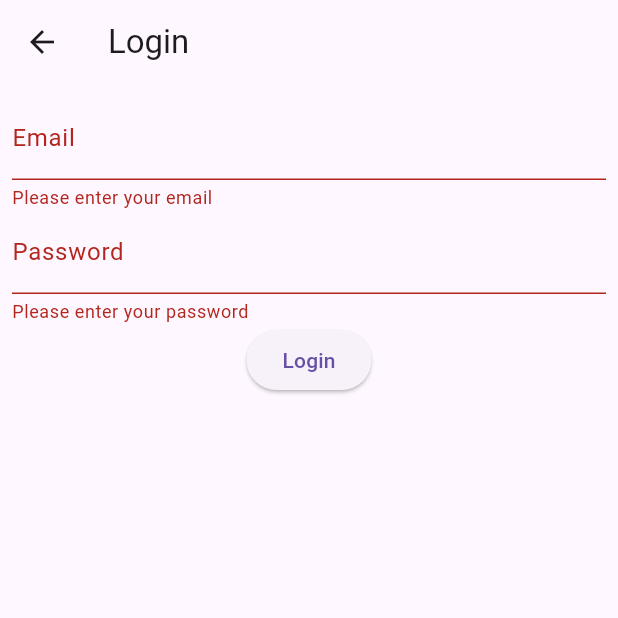
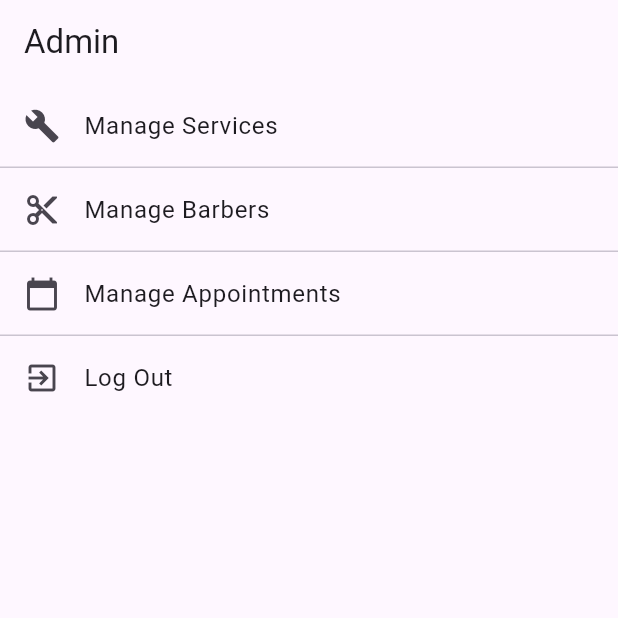
Before and after one commit to CurlyHairsBarbershop/Barbershop_Mobile, a Flutter app: the AdminLoginScreen screen opened directly, after a tap on "Login", on a phone screen of 412 x 824 dp, the top half of it. Run offline on Flutter 3.47's test engine with Material 3 defaults, Android fonts, the phone set to English and light mode, and no system bars; our stand-ins replace shared_preferences; accounts and stored records are empty.

Commit message:
add placeholder for admin screen

```diff
--- /dev/null
+++ b/lib/screens/admin_screens/admin_main_screen.dart
@@ -0,0 +1,84 @@
+// file: admin_main_screen.dart
+
+import 'package:curly_hairs/screens/client_screens/client_personal_info_screen.dart';
+import 'package:curly_hairs/screens/guest_screens/guest_home_screen.dart';
+import 'package:curly_hairs/services/user_service.dart';
+import 'package:flutter/material.dart';
+
+class AdminMainScreen extends StatelessWidget {
+  @override
+  Widget build(BuildContext context) {
+    return WillPopScope(
+      onWillPop: () async {
+        return Future.value(false); // prevents the screen from being popped
+      },
+      child: Scaffold(
+        appBar: AppBar(
+          title: Text("Admin"),
+          automaticallyImplyLeading: false,
+        ),
+        body: ListView(
+          children: ListTile.divideTiles(
+            context: context,
+            tiles: [
+              ListTile(
+                leading: Icon(Icons.build),
+                title: Text('Manage Services'),
+                onTap: () {
+                  // Navigator.push(
+                  //   context,
+                  //   MaterialPageRoute(
+                  //       builder: (context) => PersonalInfoScreen()),
+                  // );
+                },
+              ),
+              ListTile(
+                leading: Icon(Icons.content_cut),
+                title: Text('Manage Barbers'),
+                onTap: () {
+                  // Navigator.push(
+                  //   context,
+                  //   MaterialPageRoute(
+                  //       builder: (context) => PersonalInfoScreen()),
+                  // );
+                },
+              ),
+              ListTile(
+                leading: Icon(Icons.calendar_today),
+                title: Text('Manage Appointments'),
+                onTap: () {
+                  // Navigator.push(
+                  //   context,
+                  //   MaterialPageRoute(
+                  //       builder: (context) => PersonalInfoScreen()),
+                  // );
+                },
+              ),
+              ListTile(
+                leading: Icon(Icons.exit_to_app),
+                title: Text('Log Out'),
+                onTap: () async {
+                  await UserService.clearToken();
+                  // for now, lets navigate to guest profile screen
+                  Navigator.of(context).pushAndRemoveUntil(
+                    MaterialPageRoute(
+                        builder: (context) => GuestHomeScreen(
+                              initialTabIndex: 1,
+                            )),
+                    (Route<dynamic> route) => false,
+                  );
+                  // Implement log-out functionality
+                  // Example: context.read<AuthenticationService>().signOut();
+                  print('Log Out Tapped'); // Placeholder action
+                },
+              ),
+            ],
+          ).toList(),
+        ),
+      ),
+    );
+  }
+}
+
+
+//------------------------------------------------------------------------
--- a/lib/screens/authentication_screens/admin_login_screen.dart
+++ b/lib/screens/authentication_screens/admin_login_screen.dart
@@ -1,3 +1,4 @@
+import 'package:curly_hairs/screens/admin_screens/admin_main_screen.dart';
 import 'package:curly_hairs/screens/client_screens/client_home_screen.dart';
 import 'package:curly_hairs/screens/client_screens/client_profile_screen.dart';
 import 'package:curly_hairs/services/user_service.dart';
@@ -52,27 +53,24 @@ class AdminLoginScreen extends StatelessWidget {
               ),
               ElevatedButton(
                 onPressed: () async {
-                  if (_formKey.currentState!.validate()) {
-                    LoginModel loginModel = LoginModel(
-                      email: emailController.text,
-                      password: passwordController.text,
-                    );
-                    await ApiService.loginAdmin(loginModel);
+                  // if (_formKey.currentState!.validate()) {
+                  //   LoginModel loginModel = LoginModel(
+                  //     email: emailController.text,
+                  //     password: passwordController.text,
+                  //   );
+                  //   await ApiService.loginAdmin(loginModel);
 
-                    if (await UserService.getToken() != null) {
-                      Navigator.of(context).pushReplacement(
-                        MaterialPageRoute(
-                            builder: (context) => ClientHomeScreen(
-                                  initialTabIndex: 2,
-                                )),
-                      );
-                    } else {
-                      ScaffoldMessenger.of(context).showSnackBar(
-                        SnackBar(
-                            content: Text("Login failed. Please try again.")),
-                      );
-                    }
-                  }
+                  // if (await UserService.getToken() != null) {
+                  Navigator.of(context).pushReplacement(
+                    MaterialPageRoute(builder: (context) => AdminMainScreen()),
+                  );
+                  // } else {
+                  //   ScaffoldMessenger.of(context).showSnackBar(
+                  //     SnackBar(
+                  //         content: Text("Login failed. Please try again.")),
+                  //   );
+                  // }
+                  // }
                 },
                 child: Text("Login"),
               ),
```
Also changed, not shown: lib/screens/guest_screens/guest_profile_screen.dart (+11 -0 lines).
